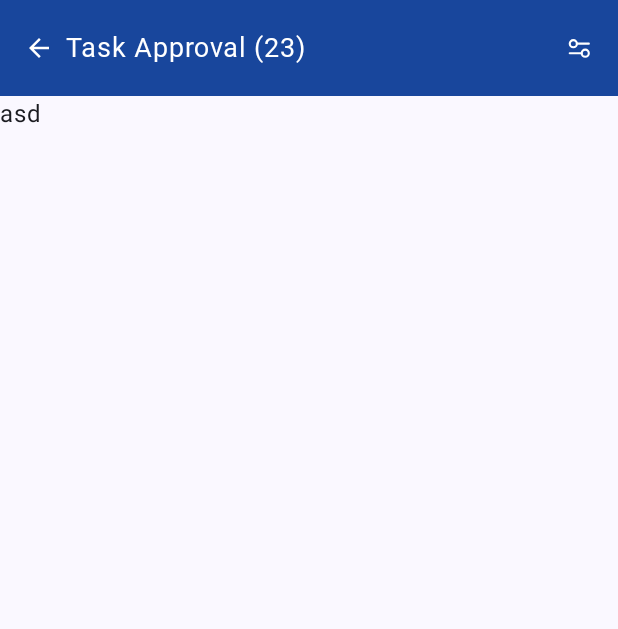
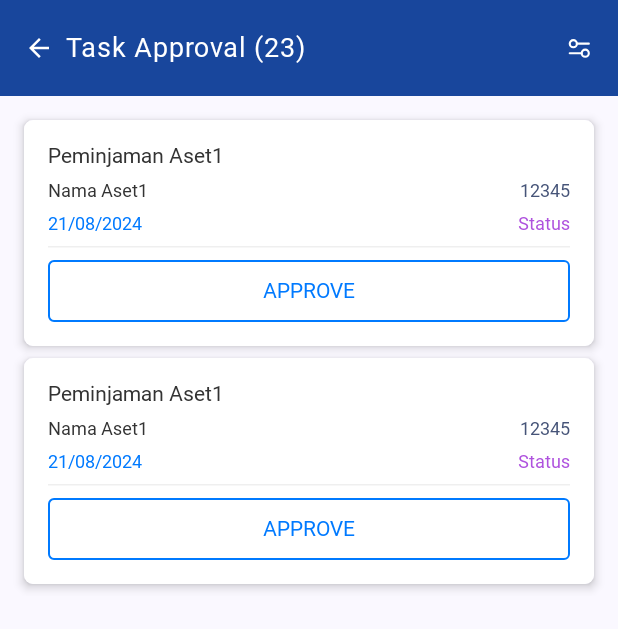
Before and after one commit to ariefzainuri96/simart-android, an Android app built with Jetpack Compose: the TaskApprovalActivity screen opened directly, with no data from a screen before it, on a phone screen of 412 x 824 dp. Shown: the top 629 px of the screen. Run offline under Robolectric (Android 15) with nearby library versions, the phone set to English and light mode, and no system bars; our stand-ins replace Dagger/Hilt's generated code, accompanist; Roboto replaces fonts that are not available here.

Commit message:
update: 1. Finish slicing Task approval screen with compose

```diff
--- a/app/build.gradle.kts
+++ b/app/build.gradle.kts
@@ -79,6 +79,7 @@ dependencies {
 
     // ViewModel
     implementation("androidx.lifecycle:lifecycle-viewmodel-ktx:2.8.6")
+    implementation("androidx.lifecycle:lifecycle-viewmodel-compose:2.8.7")
     implementation("androidx.lifecycle:lifecycle-runtime-ktx:2.8.6")
     implementation("androidx.activity:activity-ktx:1.9.3")
 
--- a/app/src/main/java/simart/umby/android/pages/task_approval/ui/theme/Color.kt
+++ b/app/src/main/java/simart/umby/android/component/compose/theme/Color.kt
@@ -1,4 +1,4 @@
-package simart.umby.android.pages.task_approval.ui.theme
+package simart.umby.android.component.compose.theme
 
 import androidx.compose.ui.graphics.Color
 
@@ -9,3 +9,4 @@ val Pink80 = Color(0xFFEFB8C8)
 val Purple40 = Color(0xFF6650a4)
 val PurpleGrey40 = Color(0xFF625b71)
 val Pink40 = Color(0xFF7D5260)
+val gray1 = Color(0xFF333333)
--- a/app/src/main/java/simart/umby/android/pages/task_approval/ui/theme/Theme.kt
+++ b/app/src/main/java/simart/umby/android/component/compose/theme/Theme.kt
@@ -1,4 +1,4 @@
-package simart.umby.android.pages.task_approval.ui.theme
+package simart.umby.android.component.compose.theme
 
 import android.os.Build
 import androidx.compose.foundation.isSystemInDarkTheme
--- /dev/null
+++ b/app/src/main/java/simart/umby/android/model/TaskApprovalModel.kt
@@ -0,0 +1,6 @@
+package simart.umby.android.model
+
+data class TaskApprovalModel(
+    val title: String, val namaAset: String, val noPeminjamanAset: String, val date: String,
+    val status: String
+)
--- a/app/src/main/java/simart/umby/android/pages/task_approval/TaskApprovalActivity.kt
+++ b/app/src/main/java/simart/umby/android/pages/task_approval/TaskApprovalActivity.kt
@@ -2,62 +2,77 @@ package simart.umby.android.pages.task_approval
 
 import android.os.Bundle
 import androidx.activity.ComponentActivity
-import androidx.activity.SystemBarStyle
 import androidx.activity.compose.setContent
 import androidx.activity.enableEdgeToEdge
-import androidx.compose.foundation.layout.Column
 import androidx.compose.foundation.layout.fillMaxSize
 import androidx.compose.foundation.layout.padding
 import androidx.compose.foundation.layout.size
+import androidx.compose.foundation.lazy.LazyColumn
+import androidx.compose.foundation.lazy.itemsIndexed
+import androidx.compose.material3.HorizontalDivider
 import androidx.compose.material3.Icon
 import androidx.compose.material3.Scaffold
-import androidx.compose.material3.Text
-import androidx.compose.ui.Alignment
+import androidx.compose.runtime.Composable
+import androidx.compose.runtime.collectAsState
 import androidx.compose.ui.Modifier
 import androidx.compose.ui.graphics.Color
+import androidx.compose.ui.res.colorResource
 import androidx.compose.ui.res.painterResource
+import androidx.compose.ui.tooling.preview.Preview
 import androidx.compose.ui.unit.dp
+import androidx.lifecycle.viewmodel.compose.viewModel
+import dagger.hilt.android.AndroidEntryPoint
 import simart.umby.android.R
 import simart.umby.android.component.compose.CustomTopbar
 import simart.umby.android.component.compose.TransparentStatusBar
-import simart.umby.android.pages.task_approval.ui.theme.SimartUmbyTheme
+import simart.umby.android.component.compose.theme.SimartUmbyTheme
+import simart.umby.android.model.TaskApprovalModel
+import simart.umby.android.pages.task_approval.component.TaskApprovalItem
 
+@AndroidEntryPoint
 class TaskApprovalActivity : ComponentActivity() {
     override fun onCreate(savedInstanceState: Bundle?) {
         super.onCreate(savedInstanceState)
 
-        enableEdgeToEdge(
-            statusBarStyle = SystemBarStyle.light(
-                android.graphics.Color.TRANSPARENT,
-                android.graphics.Color.TRANSPARENT
-            )
-        )
+        enableEdgeToEdge()
+
         setContent {
             SimartUmbyTheme {
                 TransparentStatusBar()
 
-                Scaffold(
-                    modifier = Modifier.fillMaxSize(),
-                    topBar = {
-                        CustomTopbar(title = "Task Approval (23)", onBackClick = {
-                            finish()
-                        }) {
-                            Icon(painterResource(R.drawable.ic_filter), tint = Color.White, modifier = Modifier.size(20.dp), contentDescription = null)
-                        }
-                    }) { innerPadding ->
-                    Column(horizontalAlignment = Alignment.Start) {
-                        Text(text = "asd", modifier = Modifier.padding(innerPadding))
-                    }
-                }
+                TaskApprovalContent(context = this)
             }
         }
     }
 }
 
-//@Preview(showBackground = true)
-//@Composable
-//fun GreetingPreview() {
-//    SimartUmbyTheme {
-//
-//    }
-//}
+@Composable
+fun TaskApprovalContent(modifier: Modifier = Modifier, context: ComponentActivity) {
+    val viewModel = viewModel<TaskApprovalVM>()
+    val tasks = viewModel.taskApprovals.collectAsState()
+
+    Scaffold(
+        modifier = modifier.fillMaxSize(),
+        topBar = {
+            CustomTopbar(title = "Task Approval (23)", onBackClick = {
+                context.finish()
+            }) {
+                Icon(painterResource(R.drawable.ic_filter), tint = Color.White, modifier = Modifier.size(20.dp), contentDescription = null)
+            }
+        }) { innerPadding ->
+        LazyColumn(modifier = Modifier.padding(innerPadding).padding(horizontal = 16.dp).padding(bottom = 16.dp)) {
+            itemsIndexed(tasks.value) { index, task ->
+                TaskApprovalItem(task, modifier = Modifier.padding(top = if (index == 0) 16.dp else 0.dp))
+                HorizontalDivider(color = colorResource(R.color.transparent), thickness = 8.dp)
+            }
+        }
+    }
+}
+
+@Preview(showBackground = true)
+@Composable
+fun GreetingPreview() {
+    SimartUmbyTheme {
+        TaskApprovalItem(TaskApprovalModel("Peminjaman Aset", "Nama Aset", "1212", "Date", "Status"))
+    }
+}
--- /dev/null
+++ b/app/src/main/java/simart/umby/android/pages/task_approval/TaskApprovalVM.kt
@@ -0,0 +1,43 @@
+package simart.umby.android.pages.task_approval
+
+import android.app.Application
+import androidx.lifecycle.ViewModel
+import androidx.lifecycle.viewModelScope
+import dagger.hilt.android.lifecycle.HiltViewModel
+import kotlinx.coroutines.delay
+import kotlinx.coroutines.flow.MutableStateFlow
+import kotlinx.coroutines.flow.asStateFlow
+import kotlinx.coroutines.launch
+import simart.umby.android.model.TaskApprovalModel
+import simart.umby.android.utils.RequestState
+import javax.inject.Inject
+
+@HiltViewModel
+class TaskApprovalVM @Inject constructor(
+    private val app: Application
+): ViewModel() {
+    private var _taskApprovals = MutableStateFlow(listOf<TaskApprovalModel>())
+    var taskApprovals = _taskApprovals.asStateFlow()
+
+    var taskApprovalsState = MutableStateFlow(RequestState.IDLE)
+        private set
+
+    fun getTaskApprovals() {
+        viewModelScope.launch {
+            taskApprovalsState.value = RequestState.LOADING
+
+            delay(1000L)
+
+            _taskApprovals.value = listOf<TaskApprovalModel>(
+                TaskApprovalModel("Peminjaman Aset1", "Nama Aset1", "12345", "21/08/2024", "Status"),
+                TaskApprovalModel("Peminjaman Aset1", "Nama Aset1", "12345", "21/08/2024", "Status"),
+            )
+
+            taskApprovalsState.value = RequestState.SUCCESS
+        }
+    }
+
+    init {
+        getTaskApprovals()
+    }
+}
--- /dev/null
+++ b/app/src/main/java/simart/umby/android/pages/task_approval/component/TaskApprovalItem.kt
@@ -0,0 +1,86 @@
+package simart.umby.android.pages.task_approval.component
+
+import androidx.compose.foundation.BorderStroke
+import androidx.compose.foundation.background
+import androidx.compose.foundation.border
+import androidx.compose.foundation.layout.Column
+import androidx.compose.foundation.layout.Row
+import androidx.compose.foundation.layout.Spacer
+import androidx.compose.foundation.layout.fillMaxWidth
+import androidx.compose.foundation.layout.height
+import androidx.compose.foundation.layout.padding
+import androidx.compose.foundation.layout.width
+import androidx.compose.foundation.shape.RoundedCornerShape
+import androidx.compose.material3.HorizontalDivider
+import androidx.compose.material3.MaterialTheme
+import androidx.compose.material3.Surface
+import androidx.compose.material3.Text
+import androidx.compose.material3.TextButton
+import androidx.compose.runtime.Composable
+import androidx.compose.ui.Alignment
+import androidx.compose.ui.Modifier
+import androidx.compose.ui.res.colorResource
+import androidx.compose.ui.unit.dp
+import androidx.compose.ui.unit.sp
+import simart.umby.android.R
+import simart.umby.android.component.compose.theme.SfPro400
+import simart.umby.android.component.compose.theme.SfPro500
+import simart.umby.android.component.compose.theme.SfPro700
+import simart.umby.android.model.TaskApprovalModel
+
+@Composable
+fun TaskApprovalItem(data: TaskApprovalModel, modifier: Modifier = Modifier) {
+    Surface(
+        shape = RoundedCornerShape(6.dp),
+        color = MaterialTheme.colorScheme.background,
+        shadowElevation = 4.dp,
+        modifier = modifier
+    ) {
+        Column(
+            horizontalAlignment = Alignment.Start,
+            modifier = Modifier
+                .fillMaxWidth()
+                .background(colorResource(R.color.white), shape = RoundedCornerShape(6.dp))
+                .padding(16.dp)
+        ) {
+            Text(
+                data.title,
+                style = SfPro500,
+            )
+
+            Spacer(Modifier.height(8.dp))
+
+            Row {
+                Text(data.namaAset, style = SfPro500.copy(colorResource(R.color.grey1), 12.sp), modifier = Modifier.weight(1F))
+                Spacer(Modifier.width(10.dp))
+                Text(data.noPeminjamanAset, style = SfPro400.copy(colorResource(R.color.textPrimary), 12.sp))
+            }
+
+            Spacer(Modifier.height(8.dp))
+
+            Row(modifier = Modifier.fillMaxWidth()) {
+                Text(data.date, modifier = Modifier.weight(1F), style = SfPro400.copy(colorResource(R.color.blue4), 12.sp))
+                Text("Status", style = SfPro400.copy(colorResource(R.color.purple3), 12.sp))
+            }
+
+            Spacer(Modifier.height(8.dp))
+
+            HorizontalDivider(thickness = 1.dp, color = colorResource(R.color.lineSeparator))
+
+            Spacer(Modifier.height(8.dp))
+
+            TextButton({
+                println("APPROVE CLICKED!")
+            },
+                shape = RoundedCornerShape(4.dp),
+                modifier = Modifier
+                .border(border = BorderStroke(1.dp, colorResource(R.color.blue4)), shape = RoundedCornerShape(4.dp))
+                .fillMaxWidth()
+                .height(41.dp)
+            ) {
+                Text("APPROVE", style = SfPro700.copy(color = colorResource(R.color.blue4)))
+            }
+
+        }
+    }
+}
--- a/app/src/main/res/values/colors.xml
+++ b/app/src/main/res/values/colors.xml
@@ -1,5 +1,7 @@
 <?xml version="1.0" encoding="utf-8"?>
 <resources>
+    <color name="black">#000</color>
+    <color name="transparent">#00FFFFFF</color>
     <color name="textPrimary">#465478</color>
     <color name="textPrimary2">#0E1726</color>
     <color name="textSecondary">#757575</color>
@@ -22,6 +24,7 @@
     <color name="disabledBackground">#F8F8F8</color>
     <color name="purple">#673AB7</color>
     <color name="purple2">#5856D6</color>
+    <color name="purple3">#AF52DE</color>
     <color name="red1">#FF5D5D</color>
     <color name="red2">#FF3B30</color>
     <color name="red3">#EF5350</color>
```
Also changed, not shown: app/src/main/java/simart/umby/android/component/compose/theme/FontStyle.kt (renamed from app/src/main/java/simart/umby/android/pages/task_approval/ui/theme/Type.kt, +34 -2 lines).
